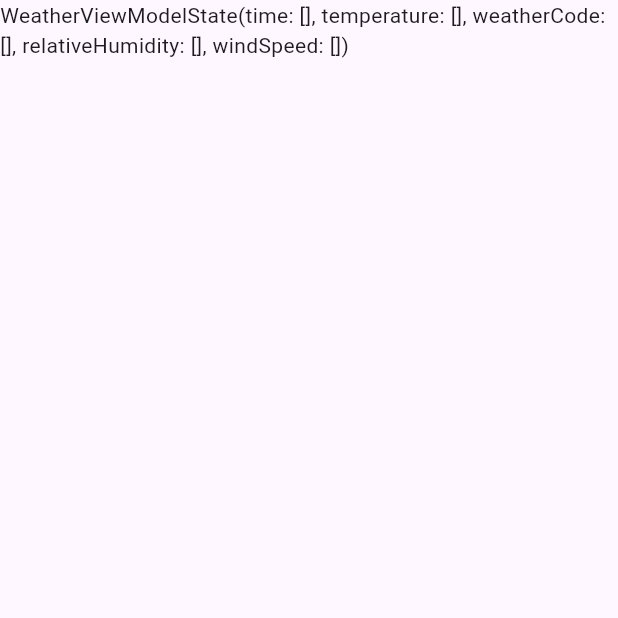
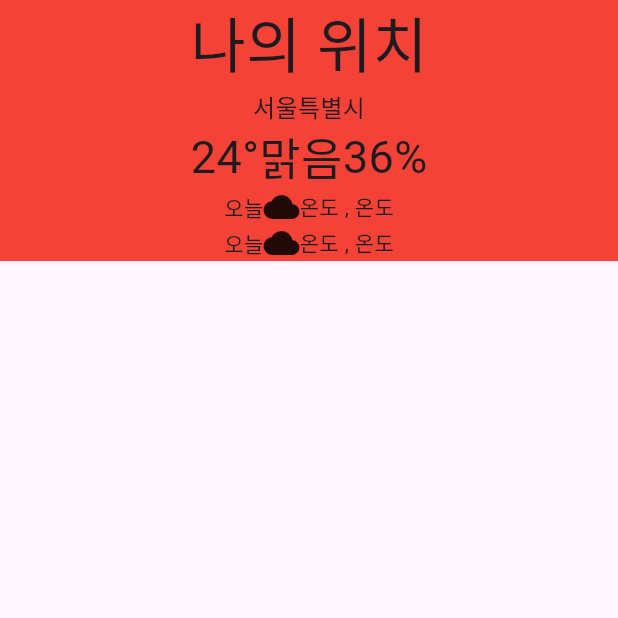
Before and after one commit to orm-flutter-team-B2/Weather_forecast, a Flutter app: the screen it shows after launch, on a phone screen of 412 x 824 dp, the top half of it. Run offline on Flutter 3.47's test engine with Material 3 defaults, Android fonts, the phone set to English and light mode, and no system bars; our stand-ins replace freezed_annotation.

Commit message:
feat : UI 작성

```diff
--- a/lib/presentation/weather/weather_screen.dart
+++ b/lib/presentation/weather/weather_screen.dart
@@ -1,3 +1,4 @@
+import 'package:flutter/cupertino.dart';
 import 'package:flutter/material.dart';
 import 'package:provider/provider.dart';
 import 'package:weather/presentation/view_model/weather_view_model.dart';
@@ -9,7 +10,69 @@ class WeatherScreen extends StatelessWidget {
   Widget build(BuildContext context) {
     final viewModel = context.watch<WeatherViewModel>();
     return Scaffold(
-      body: Text('${viewModel.state}'),
+      body: SafeArea(
+        child: Column(
+          children: [
+            Center(
+              child: Container(
+                color: Colors.red,
+                child: Column(
+                  children: [
+                    const Text(
+                      '나의 위치',
+                      style: TextStyle(fontSize: 40),
+                    ),
+                    const Text(
+                      '서울특별시',
+                      style: TextStyle(fontSize: 16),
+                    ),
+                    const Row(
+                      mainAxisAlignment: MainAxisAlignment.center,
+                      children: [
+                        Text(
+                          '24°',
+                          style: TextStyle(fontSize: 30),
+                        ),
+                        Text(
+                          '맑음',
+                          style: TextStyle(fontSize: 30),
+                        ),
+                        Text(
+                          '36%',
+                          style: TextStyle(fontSize: 30),
+                        ),
+                      ],
+                    ),
+                    ListView(
+                      shrinkWrap: true,
+                      children: [
+                        Row(
+                          mainAxisAlignment: MainAxisAlignment.center,
+                          children: [
+                            Text('오늘'),
+                            Icon(Icons.cloud),
+                            Text('온도 , 온도')
+                          ],
+                        ),
+                        Container(
+                          child: const Row(
+                            mainAxisAlignment: MainAxisAlignment.center,
+                            children: [
+                              Text('오늘'),
+                              Icon(Icons.cloud),
+                              Text('온도 , 온도')
+                            ],
+                          ),
+                        ),
+                      ],
+                    ),
+                  ],
+                ),
+              ),
+            )
+          ],
+        ),
+      ),
     );
   }
 }
```
Also changed, not shown: lib/main.dart (+0 -16 lines).
